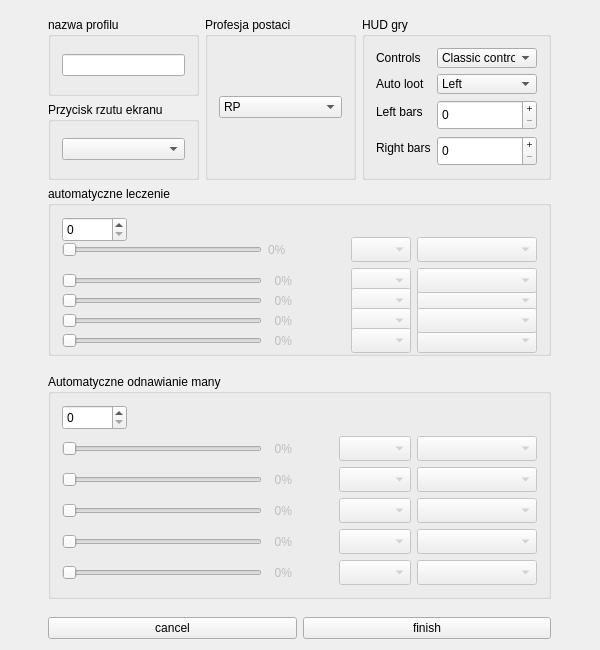
Above: sources/NewProfileConfiguartor.ui from Groundy/CrackerJack before the change. Below: the same form after it.
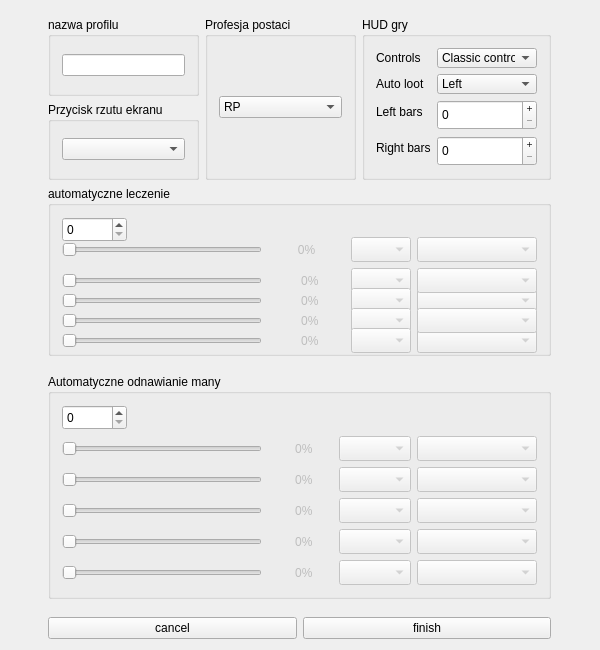
That is the form after the change.

What changed in the file:
```diff
--- a/sources/NewProfileConfiguartor.ui
+++ b/sources/NewProfileConfiguartor.ui
@@ -174,6 +174,9 @@
         <property name="text">
          <string>  0%</string>
         </property>
+        <property name="alignment">
+         <set>Qt::AlignCenter</set>
+        </property>
        </widget>
       </item>
       <item row="2" column="0">
@@ -228,6 +231,9 @@
         <property name="text">
          <string>  0%</string>
         </property>
+        <property name="alignment">
+         <set>Qt::AlignCenter</set>
+        </property>
        </widget>
       </item>
       <item row="4" column="0">
@@ -282,6 +288,9 @@
         <property name="text">
          <string>  0%</string>
         </property>
+        <property name="alignment">
+         <set>Qt::AlignCenter</set>
+        </property>
        </widget>
       </item>
       <item row="5" column="0">
@@ -348,6 +357,9 @@
         <property name="text">
          <string>  0%</string>
         </property>
+        <property name="alignment">
+         <set>Qt::AlignCenter</set>
+        </property>
        </widget>
       </item>
       <item row="4" column="2">
@@ -383,6 +395,9 @@
         <property name="text">
          <string>  0%</string>
         </property>
+        <property name="alignment">
+         <set>Qt::AlignCenter</set>
+        </property>
        </widget>
       </item>
       <item row="3" column="0">
@@ -602,6 +617,9 @@
         <property name="text">
          <string>  0%</string>
         </property>
+        <property name="alignment">
+         <set>Qt::AlignCenter</set>
+        </property>
        </widget>
       </item>
       <item row="6" column="0">
@@ -767,6 +785,9 @@
         <property name="text">
          <string>0%</string>
         </property>
+        <property name="alignment">
+         <set>Qt::AlignCenter</set>
+        </property>
        </widget>
       </item>
       <item row="5" column="1">
@@ -795,6 +816,9 @@
         <property name="text">
          <string>  0%</string>
         </property>
+        <property name="alignment">
+         <set>Qt::AlignCenter</set>
+        </property>
        </widget>
       </item>
       <item row="4" column="2">
@@ -848,6 +872,9 @@
         <property name="text">
          <string>  0%</string>
         </property>
+        <property name="alignment">
+         <set>Qt::AlignCenter</set>
+        </property>
        </widget>
       </item>
       <item row="4" column="3">
@@ -1038,6 +1065,9 @@
         <property name="text">
          <string>  0%</string>
         </property>
+        <property name="alignment">
+         <set>Qt::AlignCenter</set>
+        </property>
        </widget>
       </item>
       <item row="3" column="3">
```
